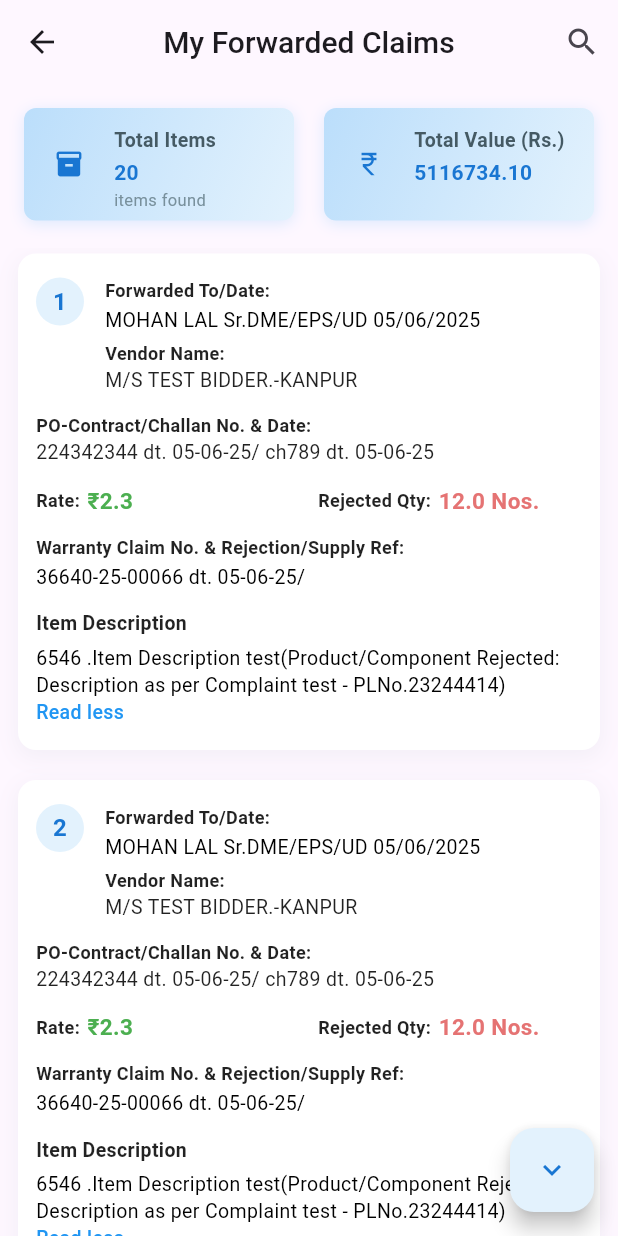
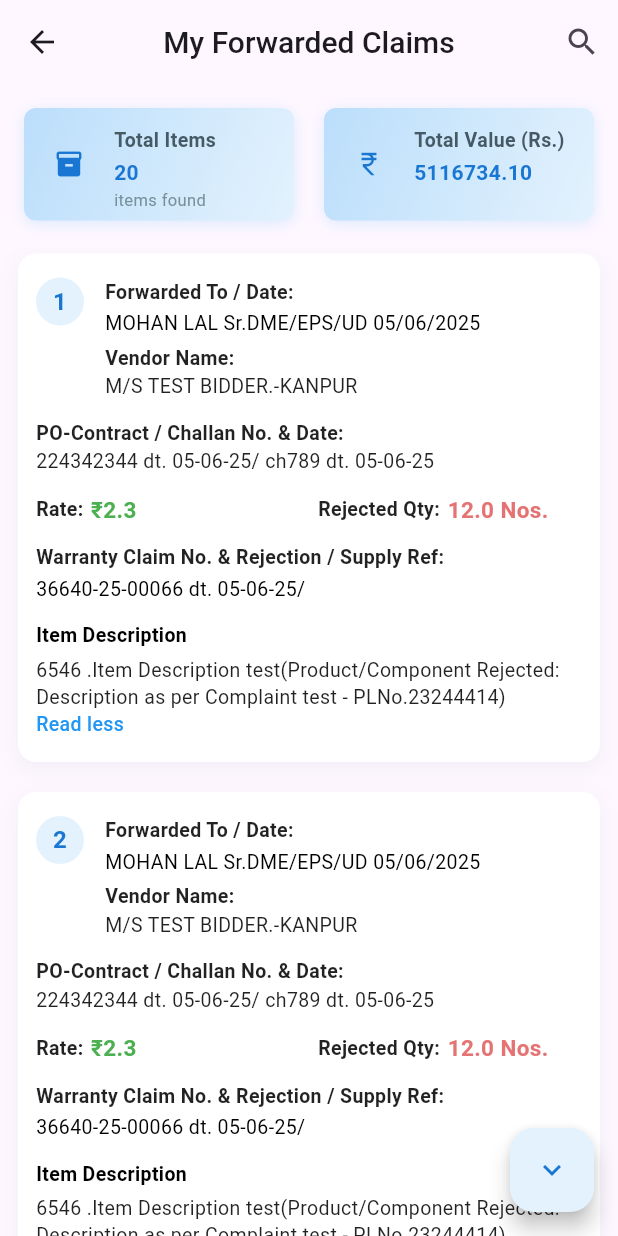
Before and after one commit to gajendrasingh05/ireps_training, a Flutter app: the ForwardedClaimsPage screen opened directly, on a phone screen of 412 x 824 dp. Run offline on Flutter 3.47's test engine with Material 3 defaults, Android fonts, the phone set to English and light mode, and no system bars; our stand-ins replace dropdown_search, flutter_spinkit, flutter_svg, font_awesome_flutter, image_picker, local_auth and 4 more; missing offline and left inert: flutter_app; accounts and stored records are empty; Roboto replaces fonts that are missing (Gastie).

Commit message:
increased fontsize and spacing

```diff
--- a/lib/my_forwarded_claims.dart
+++ b/lib/my_forwarded_claims.dart
@@ -359,7 +359,7 @@ class ClaimsCard extends StatelessWidget {
                     crossAxisAlignment: CrossAxisAlignment.start,
                     children: [
                       _buildLabelValue(
-                        'Forwarded To/Date:',
+                        'Forwarded To / Date:',
                         item.forwardToDate,
                       ),
                       const SizedBox(height: 4),
@@ -369,7 +369,7 @@ class ClaimsCard extends StatelessWidget {
                           const Text(
                             'Vendor Name:',
                             style: TextStyle(
-                              fontSize: 12,
+                              fontSize: 13,
                               fontWeight: FontWeight.w600,
                               color: Colors.black87,
                             ),
@@ -393,9 +393,9 @@ class ClaimsCard extends StatelessWidget {
               crossAxisAlignment: CrossAxisAlignment.start,
               children: [
                 const Text(
-                  'PO-Contract/Challan No. & Date:',
+                  'PO-Contract / Challan No. & Date:',
                   style: TextStyle(
-                    fontSize: 12,
+                    fontSize: 13,
                     fontWeight: FontWeight.w600,
                     color: Colors.black87,
                   ),
@@ -429,7 +429,7 @@ class ClaimsCard extends StatelessWidget {
             ),
             const SizedBox(height: 12),
             _buildLabelValue(
-              'Warranty Claim No. & Rejection/Supply Ref:',
+              'Warranty Claim No. & Rejection / Supply Ref:',
               item.warranty,
             ),
             const SizedBox(height: 12),
@@ -438,7 +438,7 @@ class ClaimsCard extends StatelessWidget {
               style: TextStyle(
                 fontSize: 13,
                 fontWeight: FontWeight.w600,
-                color: Colors.black87,
+                color: Colors.black,
               ),
             ),
             const SizedBox(height: 4),
@@ -456,7 +456,7 @@ class ClaimsCard extends StatelessWidget {
         Text(
           label,
           style: TextStyle(
-            fontSize: 12,
+            fontSize: 13,
             fontWeight: FontWeight.w600,
             color: Colors.black87,
           ),
@@ -477,7 +477,7 @@ class ClaimsCard extends StatelessWidget {
         Text(
           title,
           style: TextStyle(
-            fontSize: 12,
+            fontSize: 13,
             fontWeight: FontWeight.w600,
             color: Colors.black87,
           ),
@@ -518,7 +518,7 @@ class _ExpandableTextState extends State<ExpandableText> {
           widget.text,
           maxLines: _expanded ? null : widget.maxLines,
           overflow: TextOverflow.ellipsis,
-          style: TextStyle(fontSize: 13, color: Colors.black, height: 1.4),
+          style: TextStyle(fontSize: 13, color: Colors.black87, height: 1.4),
         ),
         if (_shouldShowToggle(widget.text))
           GestureDetector(
```
